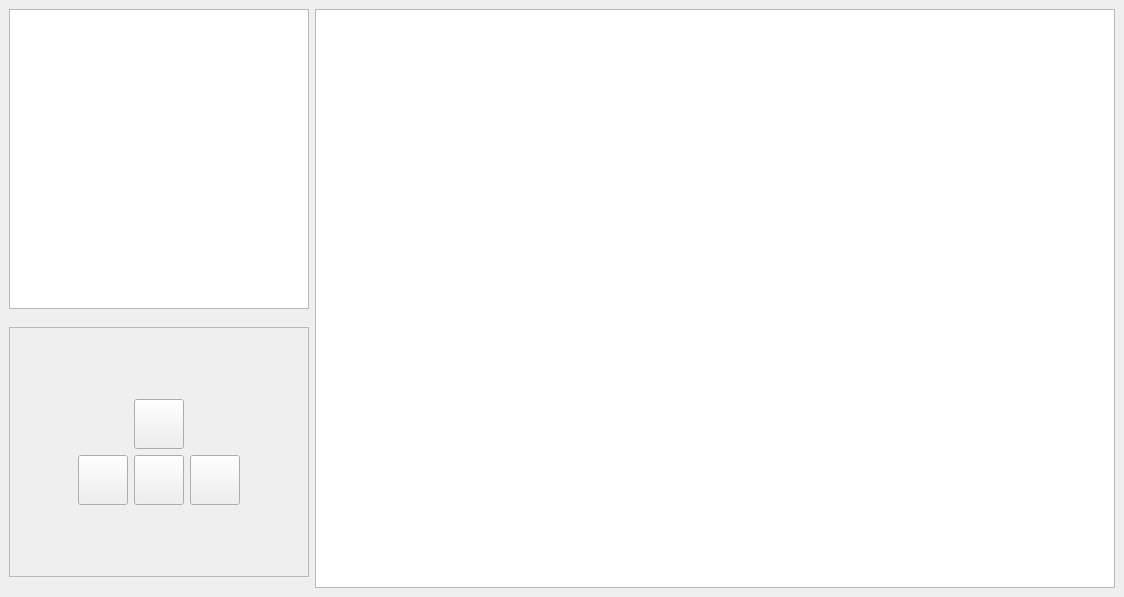
Old version of the form src/GUI.ui in the repository STONEEEEEEE/PanoramaView.
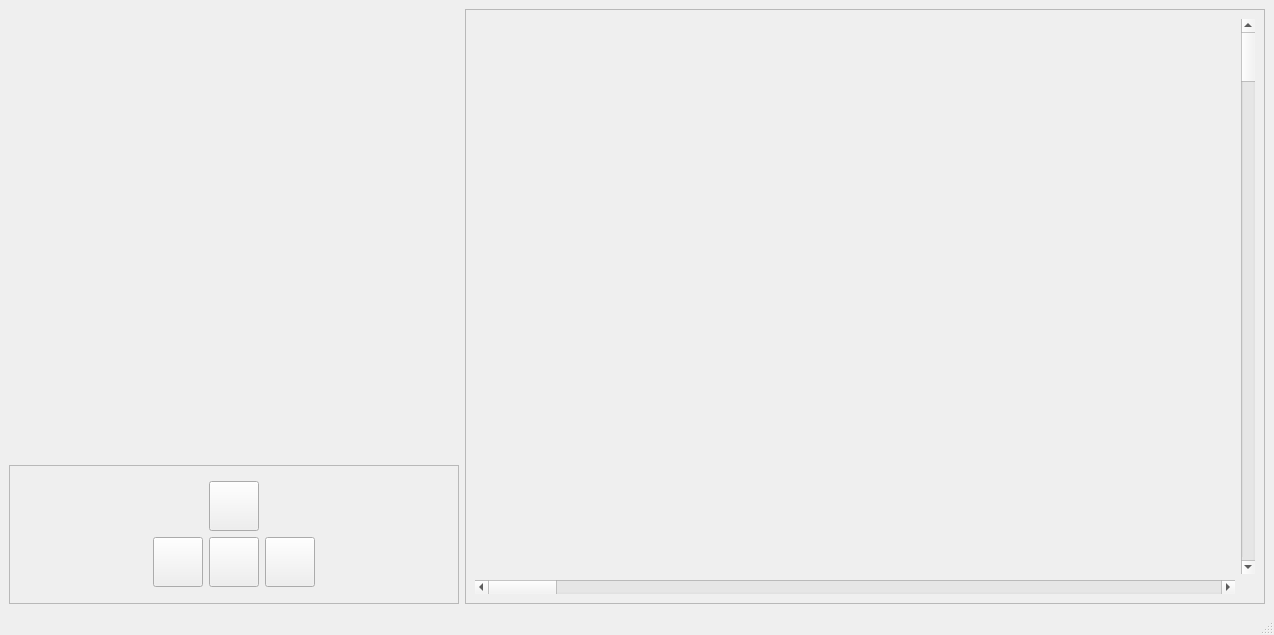
New version of the form. Icons and pictures are not drawn.

```diff
--- a/src/GUI.ui
+++ b/src/GUI.ui
@@ -6,8 +6,8 @@
    <rect>
     <x>0</x>
     <y>0</y>
-    <width>1124</width>
-    <height>597</height>
+    <width>1274</width>
+    <height>635</height>
    </rect>
   </property>
   <property name="windowTitle">
@@ -16,22 +16,22 @@
   <widget class="QWidget" name="centralwidget">
    <layout class="QGridLayout" name="gridLayout_2">
     <item row="0" column="0">
-     <widget class="QGraphicsView" name="graphicsView_2">
+     <widget class="QLabel" name="label">
       <property name="minimumSize">
        <size>
-        <width>300</width>
-        <height>300</height>
+        <width>450</width>
+        <height>450</height>
        </size>
       </property>
-      <property name="maximumSize">
-       <size>
-        <width>300</width>
-        <height>300</height>
-       </size>
+      <property name="styleSheet">
+       <string notr="true">border-image:url(:/map/map.jpg)</string>
+      </property>
+      <property name="text">
+       <string/>
       </property>
      </widget>
     </item>
-    <item row="2" column="0">
+    <item row="1" column="0">
      <widget class="QFrame" name="frame">
       <property name="sizePolicy">
        <sizepolicy hsizetype="Preferred" vsizetype="Preferred">
@@ -41,14 +41,14 @@
       </property>
       <property name="minimumSize">
        <size>
-        <width>300</width>
-        <height>250</height>
+        <width>0</width>
+        <height>0</height>
        </size>
       </property>
       <property name="maximumSize">
        <size>
-        <width>300</width>
-        <height>250</height>
+        <width>16777215</width>
+        <height>16777215</height>
        </size>
       </property>
       <property name="contextMenuPolicy">
@@ -235,28 +235,48 @@
       </layout>
      </widget>
     </item>
-    <item row="0" column="2" rowspan="4">
-     <widget class="QGraphicsView" name="graphicsView">
+    <item row="0" column="1" rowspan="2">
+     <widget class="QFrame" name="frame_2">
       <property name="minimumSize">
        <size>
         <width>800</width>
         <height>0</height>
        </size>
       </property>
+      <property name="frameShape">
+       <enum>QFrame::StyledPanel</enum>
+      </property>
+      <property name="frameShadow">
+       <enum>QFrame::Raised</enum>
+      </property>
+      <layout class="QGridLayout" name="gridLayout_3">
+       <item row="0" column="2">
+        <widget class="QScrollBar" name="verticalScrollBar">
+         <property name="orientation">
+          <enum>Qt::Vertical</enum>
+         </property>
+        </widget>
+       </item>
+       <item row="1" column="0" colspan="2">
+        <widget class="QScrollBar" name="horizontalScrollBar">
+         <property name="orientation">
+          <enum>Qt::Horizontal</enum>
+         </property>
+        </widget>
+       </item>
+       <item row="0" column="0" colspan="2">
+        <widget class="QLabel" name="label_2">
+         <property name="text">
+          <string/>
+         </property>
+        </widget>
+       </item>
+      </layout>
      </widget>
     </item>
    </layout>
   </widget>
-  <widget class="QMenuBar" name="menubar">
-   <property name="geometry">
-    <rect>
-     <x>0</x>
-     <y>0</y>
-     <width>1124</width>
-     <height>23</height>
-    </rect>
-   </property>
-  </widget>
+  <widget class="QStatusBar" name="statusBar"/>
  </widget>
  <resources>
   <include location="../img/img.qrc"/>
```
Left out of the diff: 116 changed lines with no effect on the pictures.
